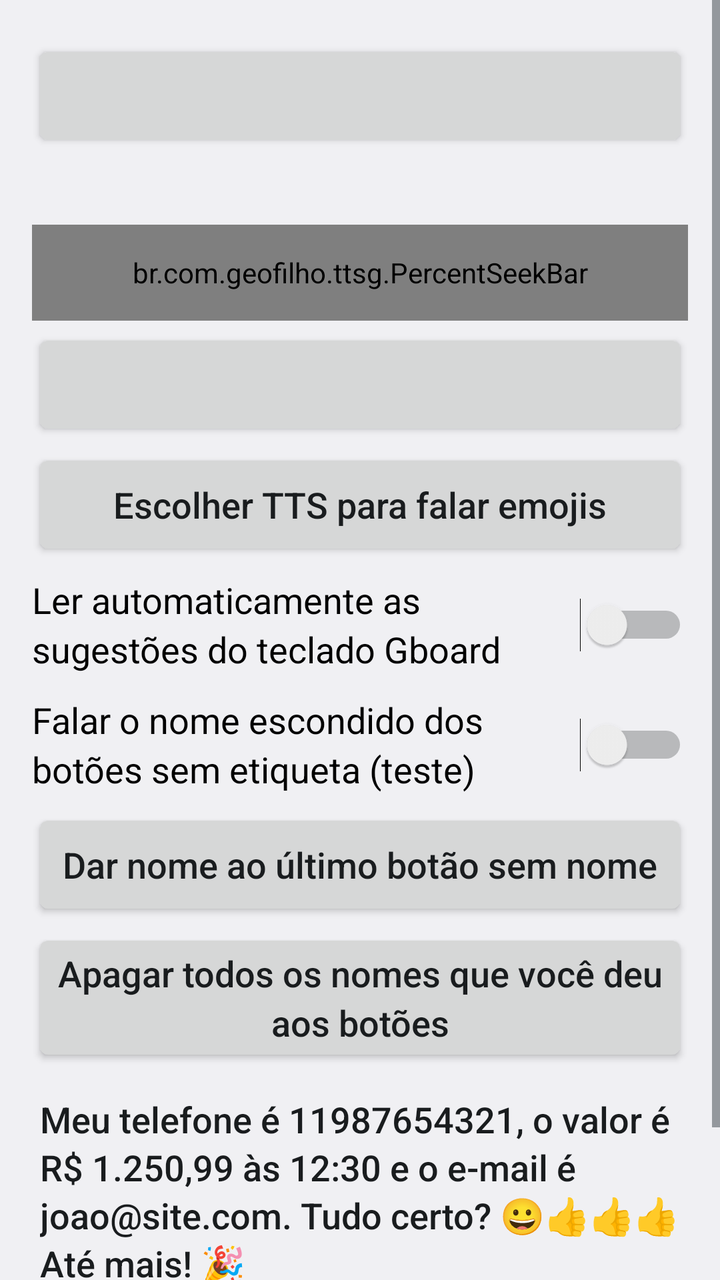
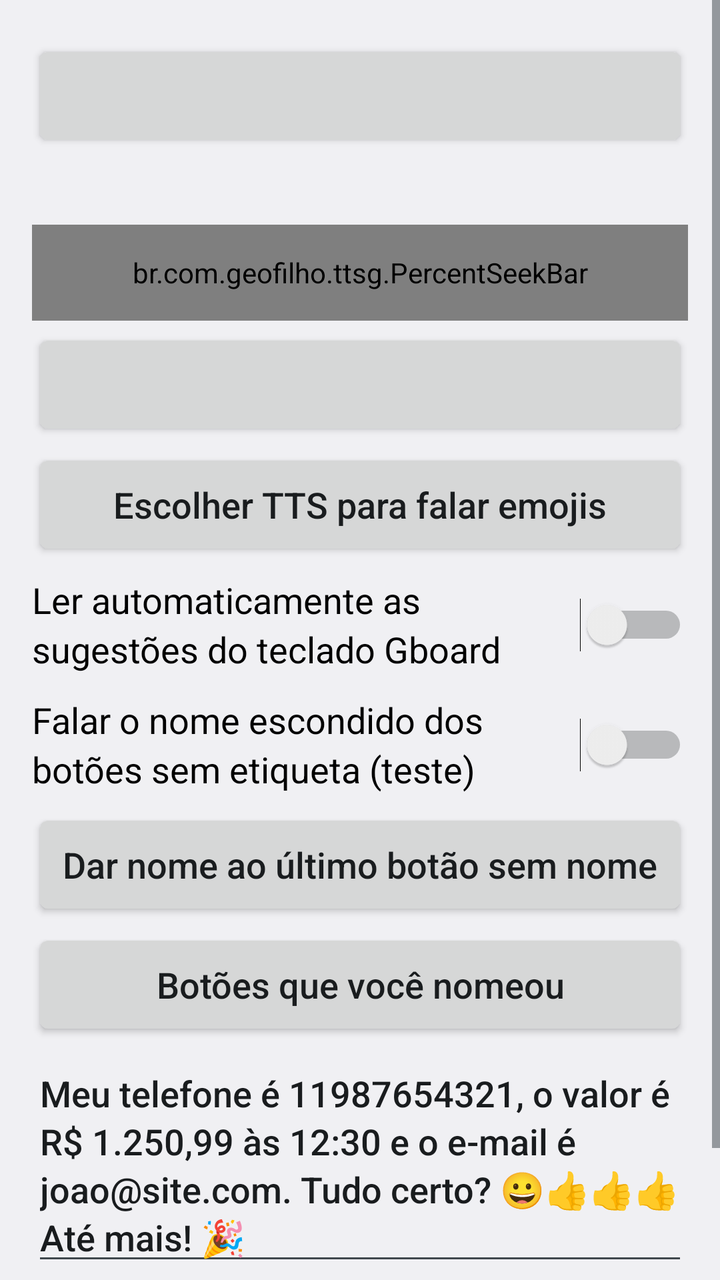

Two renders of the same Android screen: before a commit and after it. Below are the layout's source before the change and the commit's diff.
<!-- AndroidManifest.xml: application theme AppTheme -->
<!-- res/layout/activity_numbers.xml -->
<?xml version="1.0" encoding="utf-8"?>
<ScrollView xmlns:android="http://schemas.android.com/apk/res/android"
    android:layout_width="match_parent"
    android:layout_height="match_parent"
    android:fillViewport="true">

    <LinearLayout
        android:layout_width="match_parent"
        android:layout_height="wrap_content"
        android:orientation="vertical"
        android:padding="16dp">

        <Button
            android:id="@+id/btn_numbers"
            style="@style/Row" />

        <TextView
            android:id="@+id/lbl_number_rate"
            style="@style/SliderLabel" />

        <br.com.geofilho.ttsg.PercentSeekBar
            android:id="@+id/seek_number_rate"
            style="@style/Slider" />

        <Button
            android:id="@+id/btn_punctuation"
            style="@style/Row" />

        <Button
            android:id="@+id/btn_emoji"
            style="@style/Row"
            android:text="@string/emoji_voice" />

        <Switch
            android:id="@+id/switch_gboard"
            style="@style/Row"
            android:text="@string/gboard_switch" />

        <Switch
            android:id="@+id/switch_unlabeled"
            style="@style/Row"
            android:text="@string/unlabeled_switch" />

        <Button
            android:id="@+id/btn_name_button"
            style="@style/Row"
            android:text="@string/name_button_open" />

        <Button
            android:id="@+id/btn_clear_names"
            style="@style/Row"
            android:text="@string/name_button_clear" />

        <EditText
            android:id="@+id/edit_test"
            style="@style/Row"
            android:hint="@string/hint_test_text"
            android:importantForAutofill="no"
            android:inputType="textMultiLine|textCapSentences"
            android:text="@string/numbers_test_text" />

        <Button
            android:id="@+id/btn_test"
            style="@style/Row"
            android:text="@string/listen" />
    </LinearLayout>
</ScrollView>
<!-- resources referenced by this layout -->
<resources>
  <string name="emoji_voice">Escolher TTS para falar emojis</string>
  <string name="gboard_switch">Ler automaticamente as sugestões do teclado Gboard</string>
  <string name="hint_test_text">Texto para testar a voz</string>
  <string name="listen">Ouvir a voz</string>
  <string name="name_button_clear">Apagar todos os nomes que você deu aos botões</string>
  <string name="name_button_open">Dar nome ao último botão sem nome</string>
  <string name="numbers_test_text">Meu telefone é 11987654321, o valor é R$ 1.250,99 às 12:30 e o e-mail é joao@site.com. Tudo certo? 😀👍👍👍 Até mais! 🎉</string>
  <string name="unlabeled_switch">Falar o nome escondido dos botões sem etiqueta (teste)</string>
  <style name="Row">
          <item name="android:layout_width">match_parent</item>
          <item name="android:layout_height">wrap_content</item>
          <item name="android:minHeight">56dp</item>
          <item name="android:layout_marginTop">4dp</item>
          
          <item name="android:textSize">18sp</item>
          <item name="android:textAllCaps">false</item>
          <item name="android:lineSpacingMultiplier">1.15</item>
          <item name="android:textColorHint">?android:attr/textColorSecondary</item>
      </style>
  <style name="Slider">
          <item name="android:layout_width">match_parent</item>
          <item name="android:layout_height">48dp</item>
          <item name="android:max">100</item>
      </style>
  <style name="SliderLabel">
          <item name="android:layout_width">match_parent</item>
          <item name="android:layout_height">wrap_content</item>
          <item name="android:layout_marginTop">12dp</item>
          <item name="android:textSize">18sp</item>
          <item name="android:lineSpacingMultiplier">1.15</item>
          <item name="android:importantForAccessibility">no</item>
      </style>
  <style name="AppTheme" parent="android:Theme.Material.Light.DarkActionBar" />
</resources>

<!-- the commit's change to res/layout/activity_numbers.xml (unified diff, before → after) -->
@@ -47,9 +47,9 @@
             android:text="@string/name_button_open" />
 
         <Button
-            android:id="@+id/btn_clear_names"
+            android:id="@+id/btn_named_list"
             style="@style/Row"
-            android:text="@string/name_button_clear" />
+            android:text="@string/name_button_list" />
 
         <EditText
             android:id="@+id/edit_test"
<!-- resource entries referenced after the edit -->
@@ -4,7 +4,7 @@
   <string name="gboard_switch">Ler automaticamente as sugestões do teclado Gboard</string>
   <string name="hint_test_text">Texto para testar a voz</string>
   <string name="listen">Ouvir a voz</string>
-  <string name="name_button_clear">Apagar todos os nomes que você deu aos botões</string>
+  <string name="name_button_list">Botões que você nomeou</string>
   <string name="name_button_open">Dar nome ao último botão sem nome</string>
   <string name="numbers_test_text">Meu telefone é 11987654321, o valor é R$ 1.250,99 às 12:30 e o e-mail é joao@site.com. Tudo certo? 😀👍👍👍 Até mais! 🎉</string>
   <string name="unlabeled_switch">Falar o nome escondido dos botões sem etiqueta (teste)</string>
